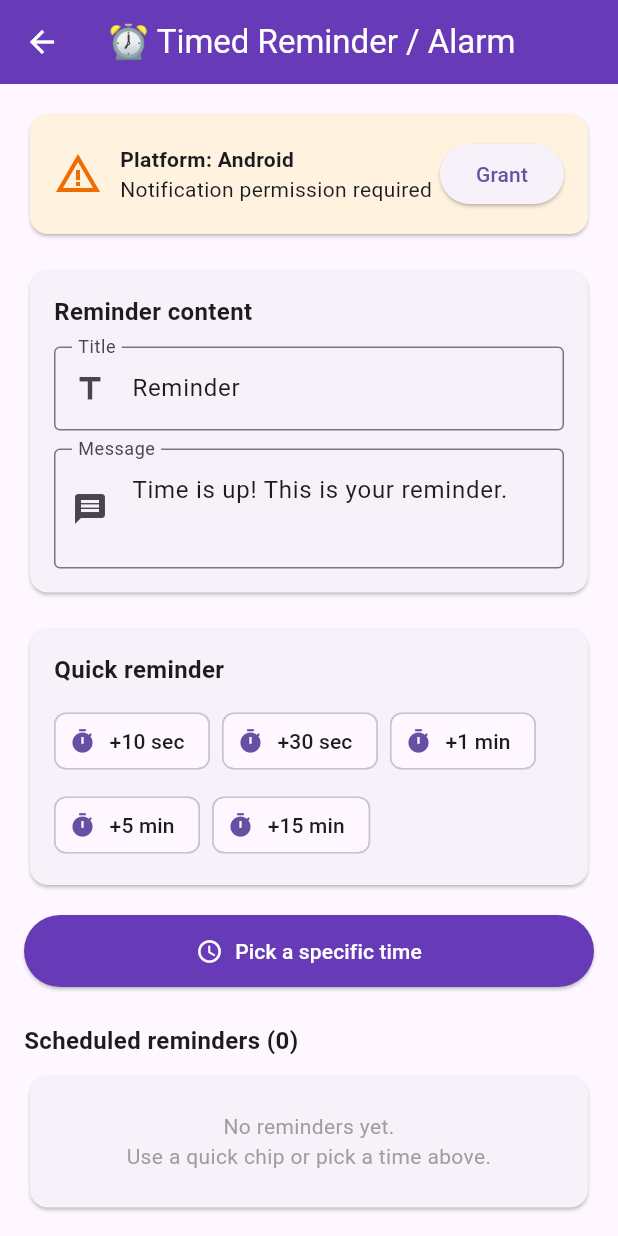
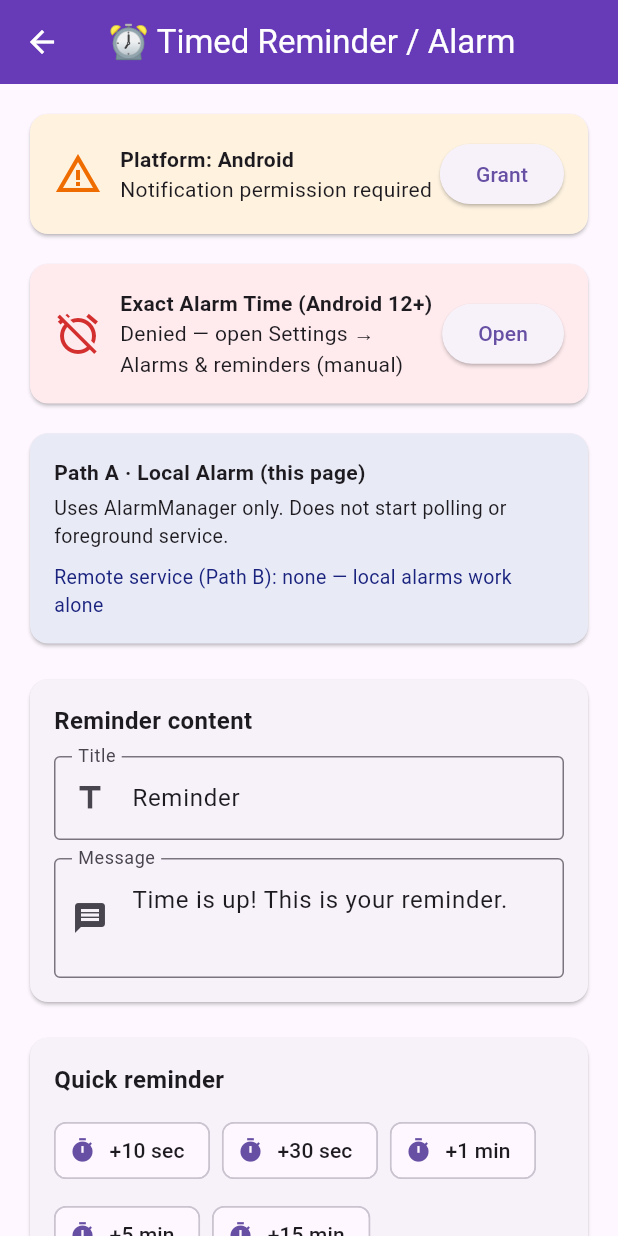
Before and after one commit to SwanFlutter/notification_master, a Flutter app: the screen it shows after launch, after a tap on "⏰ Timed Reminder / Alarm (all platforms)", on a phone screen of 412 x 824 dp. Run offline on Flutter 3.47's test engine with Material 3 defaults, Android fonts, the phone set to English and light mode, and no system bars; our stand-ins replace plugin_platform_interface, web; missing offline and left inert: dart:js_interop.

```diff
--- a/example/lib/reminder_alarm_page.dart
+++ b/example/lib/reminder_alarm_page.dart
@@ -32,7 +32,9 @@ class _ReminderAlarmPageState extends State<ReminderAlarmPage> {
   final NotificationMaster _nm = NotificationMaster();
 
   bool _hasPermission = false;
+  bool _canExactAlarm = true;
   String _platform = 'Unknown';
+  String _activeRemoteService = 'none';
 
   final TextEditingController _titleController = TextEditingController(
     text: 'Reminder',
@@ -48,7 +50,7 @@ class _ReminderAlarmPageState extends State<ReminderAlarmPage> {
   void initState() {
     super.initState();
     _platform = UnifiedNotificationService.getPlatformName();
-    _checkPermission();
+    _bootstrap();
     _ticker = Timer.periodic(const Duration(seconds: 1), (_) {
       if (mounted) setState(() {});
     });
@@ -62,10 +64,58 @@ class _ReminderAlarmPageState extends State<ReminderAlarmPage> {
     super.dispose();
   }
 
+  Future<void> _bootstrap() async {
+    await Future.wait([
+      _checkPermission(),
+      _checkExactAlarm(),
+      _loadPendingIds(),
+      _loadActiveRemoteService(),
+    ]);
+  }
+
   Future<void> _checkPermission() async {
     final granted = await _nm.checkNotificationPermission();
     if (!mounted) return;
     setState(() => _hasPermission = granted);
+  }
+
+  Future<void> _checkExactAlarm() async {
+    try {
+      final ok = await _nm.canScheduleExactAlarms();
+      if (!mounted) return;
+      setState(() => _canExactAlarm = ok);
+    } catch (_) {
+      // Non-Android platforms use the default true
+    }
+  }
+
+  Future<void> _loadActiveRemoteService() async {
+    try {
+      final s = await _nm.getActiveNotificationService();
+      if (!mounted) return;
+      setState(() => _activeRemoteService = s);
+    } catch (_) {}
+  }
+
+  /// Pending ids from the OS store (no titles after restart — show placeholders).
+  Future<void> _loadPendingIds() async {
+    try {
+      final ids = await _nm.getPendingScheduledNotifications();
+      if (!mounted || ids.isEmpty) return;
+      setState(() {
+        for (final id in ids) {
+          if (_reminders.any((r) => r.id == id)) continue;
+          _reminders.add(
+            _Reminder(
+              id: id,
+              title: 'Scheduled #$id',
+              message: 'Restored from OS schedule',
+              fireAt: DateTime.now().add(const Duration(hours: 1)),
+            ),
+          );
+        }
+      });
+    } catch (_) {}
   }
 
   Future<void> _requestPermission() async {
@@ -187,9 +237,8 @@ class _ReminderAlarmPageState extends State<ReminderAlarmPage> {
         title: const Text('Alarm Permission Required'),
         content: const Text(
           'To fire alarms at the exact scheduled time, please grant the '
-          '"Alarms & reminders" permission:\n\n'
-          'Settings → Apps → [this app] → Special app access'
-          ' → Alarms & reminders',
+          '"Alarms & reminders" permission.\n\n'
+          'This cannot be enabled automatically — open Settings and turn it on.',
         ),
         actions: [
           TextButton(
@@ -197,14 +246,17 @@ class _ReminderAlarmPageState extends State<ReminderAlarmPage> {
             child: const Text('Cancel'),
           ),
           ElevatedButton(
-            onPressed: () {
+            onPressed: () async {
               Navigator.pop(ctx);
-              _snack(
-                'Go to Settings → Apps → Special app access'
-                ' → Alarms & reminders',
-              );
+              final opened = await _nm.openExactAlarmSettings();
+              if (!opened) {
+                _snack(
+                  'Open Settings → Apps → Special app access'
+                  ' → Alarms & reminders',
+                );
+              }
             },
-            child: const Text('OK'),
+            child: const Text('Open Settings'),
           ),
         ],
       ),
@@ -226,9 +278,17 @@ class _ReminderAlarmPageState extends State<ReminderAlarmPage> {
   }
 
   Future<bool> _ensurePermission() async {
-    if (_hasPermission) return true;
-    await _requestPermission();
-    return _hasPermission;
+    if (!_hasPermission) {
+      await _requestPermission();
+      if (!_hasPermission) return false;
+    }
+    // Exact alarms are independent of POST_NOTIFICATIONS (Android 12+)
+    await _checkExactAlarm();
+    if (!_canExactAlarm) {
+      _showExactAlarmPermissionDialog();
+      return false;
+    }
+    return true;
   }
 
   // ── Formatting helpers ───────────────────────────────────────────────────────
@@ -266,6 +326,10 @@ class _ReminderAlarmPageState extends State<ReminderAlarmPage> {
           crossAxisAlignment: CrossAxisAlignment.stretch,
           children: [
             _buildPermissionCard(),
+            const SizedBox(height: 12),
+            _buildExactAlarmCard(),
+            const SizedBox(height: 12),
+            _buildPathSeparationCard(),
             const SizedBox(height: 16),
             _buildContentCard(),
             const SizedBox(height: 16),
@@ -318,7 +382,92 @@ class _ReminderAlarmPageState extends State<ReminderAlarmPage> {
               ElevatedButton(
                 onPressed: _requestPermission,
                 child: const Text('Grant'),
+              )
+            else
+              TextButton(
+                onPressed: () => _nm.openAppNotificationSettings(),
+                child: const Text('Settings'),
               ),
+          ],
+        ),
+      ),
+    );
+  }
+
+  Widget _buildExactAlarmCard() {
+    final ok = _canExactAlarm;
+    return Card(
+      color: ok ? Colors.green[50] : Colors.red[50],
+      child: Padding(
+        padding: const EdgeInsets.all(16),
+        child: Row(
+          children: [
+            Icon(
+              ok ? Icons.alarm_on : Icons.alarm_off,
+              color: ok ? Colors.green[700] : Colors.red[700],
+              size: 32,
+            ),
+            const SizedBox(width: 12),
+            Expanded(
+              child: Column(
+                crossAxisAlignment: CrossAxisAlignment.start,
+                children: [
+                  const Text(
+                    'Exact Alarm Time (Android 12+)',
+                    style: TextStyle(fontWeight: FontWeight.bold),
+                  ),
+                  Text(
+                    ok
+                        ? 'Exact alarms allowed — reminders fire on time'
+                        : 'Denied — open Settings → Alarms & reminders (manual)',
+                  ),
+                ],
+              ),
+            ),
+            if (!ok)
+              ElevatedButton(
+                onPressed: () async {
+                  await _nm.openExactAlarmSettings();
+                  await Future<void>.delayed(const Duration(seconds: 1));
+                  await _checkExactAlarm();
+                },
+                child: const Text('Open'),
+              )
+            else
+              IconButton(
+                tooltip: 'Refresh',
+                onPressed: _checkExactAlarm,
+                icon: const Icon(Icons.refresh),
+              ),
+          ],
+        ),
+      ),
+    );
+  }
+
+  Widget _buildPathSeparationCard() {
+    return Card(
+      color: Colors.indigo[50],
+      child: Padding(
+        padding: const EdgeInsets.all(16),
+        child: Column(
+          crossAxisAlignment: CrossAxisAlignment.start,
+          children: [
+            const Text(
+              'Path A · Local Alarm (this page)',
+              style: TextStyle(fontWeight: FontWeight.bold),
+            ),
+            const SizedBox(height: 4),
+            const Text(
+              'Uses AlarmManager only. Does not start polling or foreground service.',
+              style: TextStyle(fontSize: 13),
+            ),
+            const SizedBox(height: 8),
+            Text(
+              'Remote service (Path B): $_activeRemoteService'
+              '${_activeRemoteService == 'none' ? ' — local alarms work alone' : ' — independent of this page'}',
+              style: TextStyle(fontSize: 13, color: Colors.indigo[900]),
+            ),
           ],
         ),
       ),
@@ -481,8 +630,16 @@ class _ReminderAlarmPageState extends State<ReminderAlarmPage> {
           crossAxisAlignment: CrossAxisAlignment.start,
           children: [
             Text(
-              'ℹ️ How reminders fire',
+              'ℹ️ How reminders fire (Windows Alarm Time style)',
               style: TextStyle(fontWeight: FontWeight.bold),
+            ),
+            SizedBox(height: 8),
+            Text(
+              '• Android: AlarmManager + alarm channel (TYPE_ALARM sound)\n'
+              '• Survives app close; re-armed after reboot\n'
+              '• Separate from HTTP polling / foreground service\n'
+              '• User must grant Alarms & reminders manually if prompted',
+              style: TextStyle(fontSize: 13),
             ),
             SizedBox(height: 8),
             Text(
--- a/pubspec.yaml
+++ b/pubspec.yaml
@@ -1,6 +1,6 @@
 name: notification_master
 description: "A multi-platform Flutter notification plugin with custom channels, background polling, and foreground service support."
-version: 0.0.7
+version: 1.0.0
 homepage: "https://github.com/SwanFlutter/notification_master.git"
 
 environment:
```
Also changed, not shown: 6 other files.
